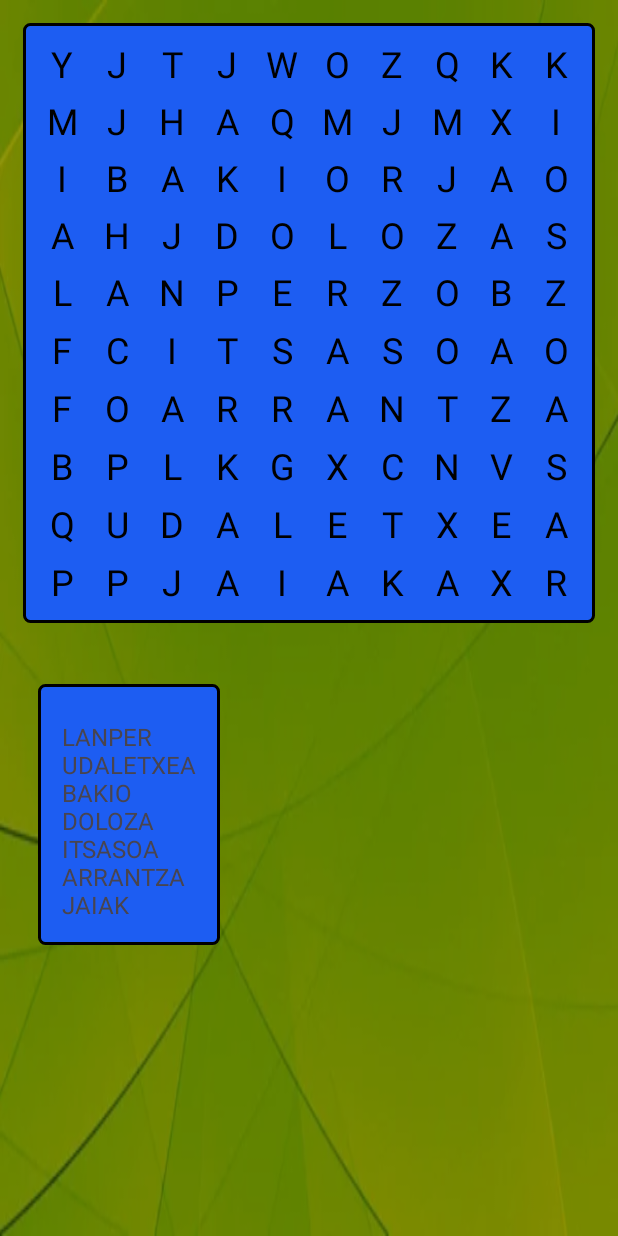
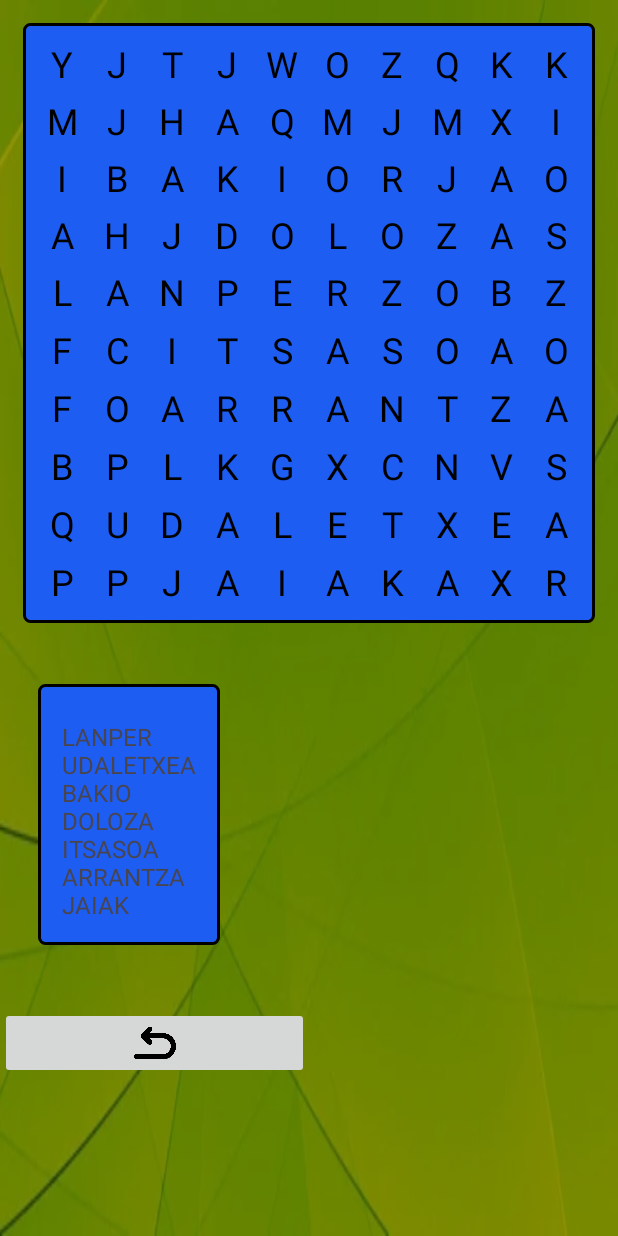
Before and after one commit to Hugojavid5/DidaktikAppBakio, an Android app: the ActividadSopaDeLetras screen opened directly, with no data from a screen before it, on a phone screen of 412 x 824 dp. Run offline under Robolectric (Android 15) with nearby library versions, the phone set to English and light mode, and no system bars.

Commit message:
sopa de letras arreglada

```diff
--- a/app/src/main/java/com/icjardinapps/dm2/bakio/Sopa/ActividadSopaDeLetras.kt
+++ b/app/src/main/java/com/icjardinapps/dm2/bakio/Sopa/ActividadSopaDeLetras.kt
@@ -4,18 +4,18 @@ import android.content.Intent
 import android.graphics.Color
 import android.os.Bundle
 import android.widget.GridLayout
+import android.widget.ImageButton
 import android.widget.TextView
 import androidx.appcompat.app.AppCompatActivity
 import android.view.Gravity
 import android.view.MotionEvent
-import android.widget.Button
 import com.icjardinapps.dm2.bakio.Mapa.Mapa
 import com.icjardinapps.dm2.bakio.R
 import kotlin.random.Random
 
 class ActividadSopaDeLetras : AppCompatActivity() {
 
-    private lateinit var buttonNext: Button
+    private lateinit var buttonNext: ImageButton
     private var lastSelectedRow: Int? = null
     private var lastSelectedCol: Int? = null
     private val foundWords = mutableSetOf<String>()
@@ -35,16 +35,24 @@ class ActividadSopaDeLetras : AppCompatActivity() {
         setContentView(R.layout.activity_sopa)
 
         gridLayout = findViewById(R.id.grid_sopa_de_letras)
-        buttonNext = findViewById(R.id.button_next)
+        buttonNext = findViewById(R.id.imageButtonNextActivity)
         textViewClues = findViewById(R.id.textViewClues)
 
         // Inicialmente ocultamos el botón
-        buttonNext.visibility = Button.INVISIBLE
+        buttonNext.visibility = ImageButton.INVISIBLE
 
         wordSearchLetters = generateRandomWordSearch()
         setupWordSearchGrid()
         updateCluesDisplay()
+        // Encuentra el ImageButton de "Volver"
+        val buttonBack = findViewById<ImageButton>(R.id.imageButtonBackToWelcome)
 
+        buttonBack.setOnClickListener {
+            // Crear un Intent para iniciar la actividad de bienvenida
+            val intent = Intent(this, ActividadBienvenidaSopa::class.java)
+            startActivity(intent)
+            finish() // Opcional, si quieres cerrar la actividad actual
+        }
         buttonNext.setOnClickListener {
             // Aquí pasas las coordenadas del nuevo punto a la actividad de mapa
             val latitude = 43.4116  // Ejemplo de latitud
@@ -134,9 +142,6 @@ class ActividadSopaDeLetras : AppCompatActivity() {
         }
     }
 
-
-
-
     private fun resetSelection() {
         for ((row, col) in selectedCells) {
             val linearIndex = row * gridSize + col
@@ -155,11 +160,6 @@ class ActividadSopaDeLetras : AppCompatActivity() {
         lastSelectedRow = null
         lastSelectedCol = null
     }
-
-
-
-
-
 
     private fun isCorrectWord(): Boolean {
         return selectedWord.toString() in words
@@ -189,17 +189,12 @@ class ActividadSopaDeLetras : AppCompatActivity() {
 
             if (foundWords.size == words.size) {
                 buttonNext.isEnabled = true
-                buttonNext.visibility = Button.VISIBLE
+                buttonNext.visibility = ImageButton.VISIBLE
             }
         } else {
             resetSelection()
         }
     }
-
-
-
-
-
 
     private fun updateCluesDisplay() {
         val cluesText = words.joinToString("\n") { word ->
--- a/app/src/main/res/layout/activity_sopa.xml
+++ b/app/src/main/res/layout/activity_sopa.xml
@@ -42,15 +42,36 @@
             android:textSize="16sp" />
     </LinearLayout>
 
-    <!-- Botón para pasar a la siguiente pista -->
-    <Button
-        android:id="@+id/button_next"
-        android:layout_width="108dp"
-        android:layout_height="58dp"
+    <!-- LinearLayout para los ImageButtons -->
+    <LinearLayout
+        android:layout_width="match_parent"
+        android:layout_height="wrap_content"
         android:layout_below="@id/txtAyuda"
-        android:layout_marginTop="12dp"
-        android:backgroundTint="#03A9F4"
-        android:enabled="false"
-        android:text="Siguiente Actividad" />
+        android:orientation="horizontal"
+        android:layout_marginTop="16dp"
+        android:gravity="center"
+        android:weightSum="2">
+        <!-- ImageButton para volver a la bienvenida -->
+        <ImageButton
+            android:id="@+id/imageButtonBackToWelcome"
+            android:layout_width="0dp"
+            android:layout_height="48dp"
+            android:layout_weight="1"
+            android:contentDescription="Volver a la Bienvenida"
+            android:src="@drawable/volver"
+            android:scaleType="centerInside" />
+
+        <!-- ImageButton para ir a la siguiente actividad -->
+        <ImageButton
+            android:id="@+id/imageButtonNextActivity"
+            android:layout_width="0dp"
+            android:layout_height="48dp"
+            android:layout_weight="1"
+            android:contentDescription="Siguiente Actividad"
+            android:src="@drawable/siguiente"
+            android:scaleType="centerInside" />
+
+
+    </LinearLayout>
 
 </RelativeLayout>
```
